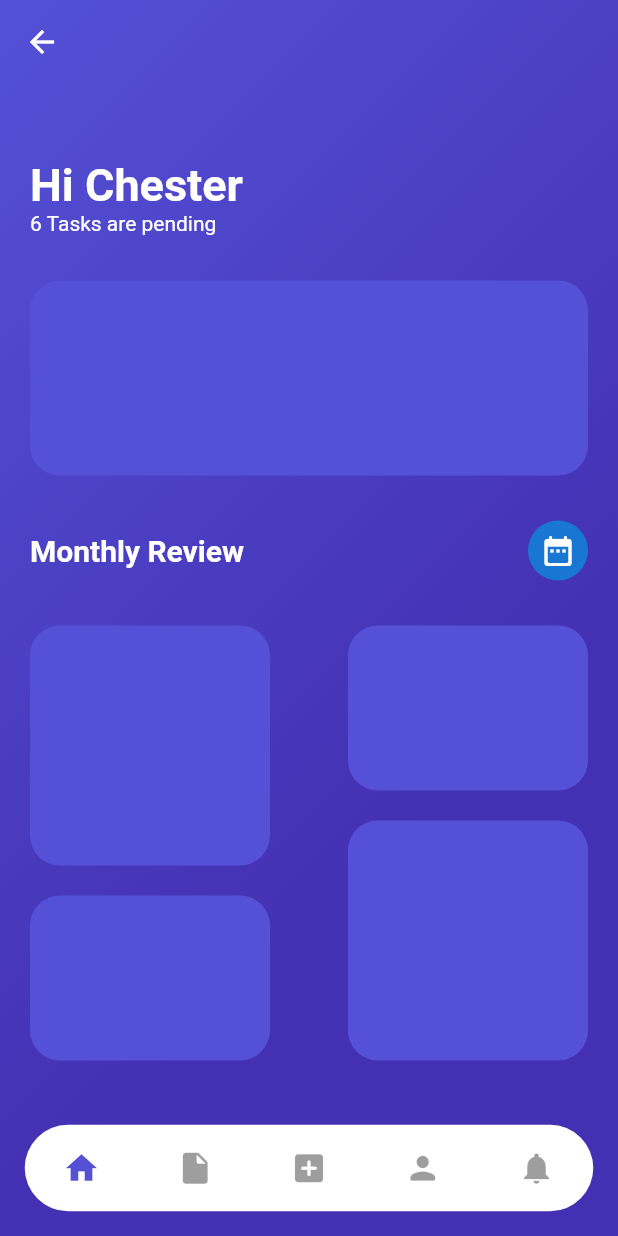
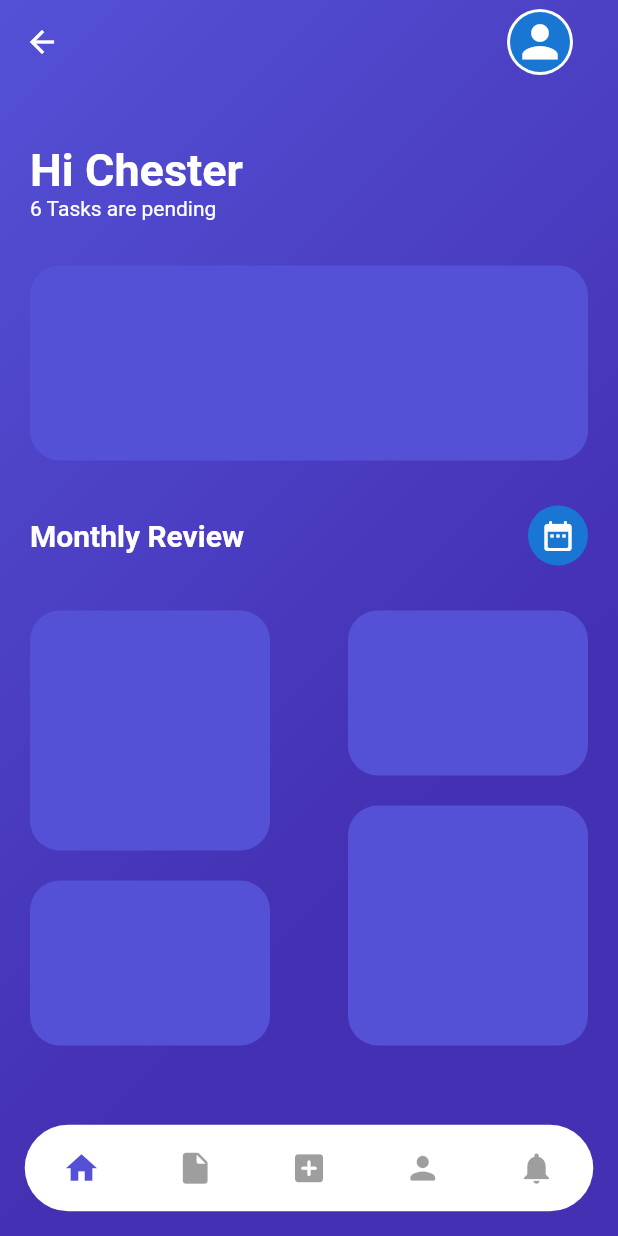
Before and after one commit to ceejayps/banking_app_2, a Flutter app: the homepage screen opened directly, on a phone screen of 412 x 824 dp. Run offline on Flutter 3.47's test engine with Material 2 defaults, Android fonts, the phone set to English and light mode, and no system bars; missing offline and left inert: dart:ffi.

Commit message:
Update homepage.dart

```diff
--- a/lib/container/pages/homepage.dart
+++ b/lib/container/pages/homepage.dart
@@ -107,6 +107,22 @@ class _homepageState extends State<homepage> with TickerProviderStateMixin {
           backgroundColor: Colors.transparent,
           appBar: AppBar(
             elevation: 0,
+            actions: [
+              Padding(
+                padding: const EdgeInsets.only(right: 30),
+                child: CircleAvatar(
+                  child: CircleAvatar(
+                    radius: 20,
+                    child: Icon(
+                      Icons.person,
+                      size: 35,
+                    ),
+                  ),
+                  radius: 22,
+                  backgroundColor: Colors.white,
+                ),
+              )
+            ],
             leading: const IconButton(
                 onPressed: null,
                 icon: Icon(
@@ -127,7 +143,7 @@ class _homepageState extends State<homepage> with TickerProviderStateMixin {
                     crossAxisAlignment: CrossAxisAlignment.start,
                     children: [
                       const SizedBox(
-                        height: 50,
+                        height: 40,
                       ),
                       Column(
                         crossAxisAlignment: CrossAxisAlignment.start,
```
